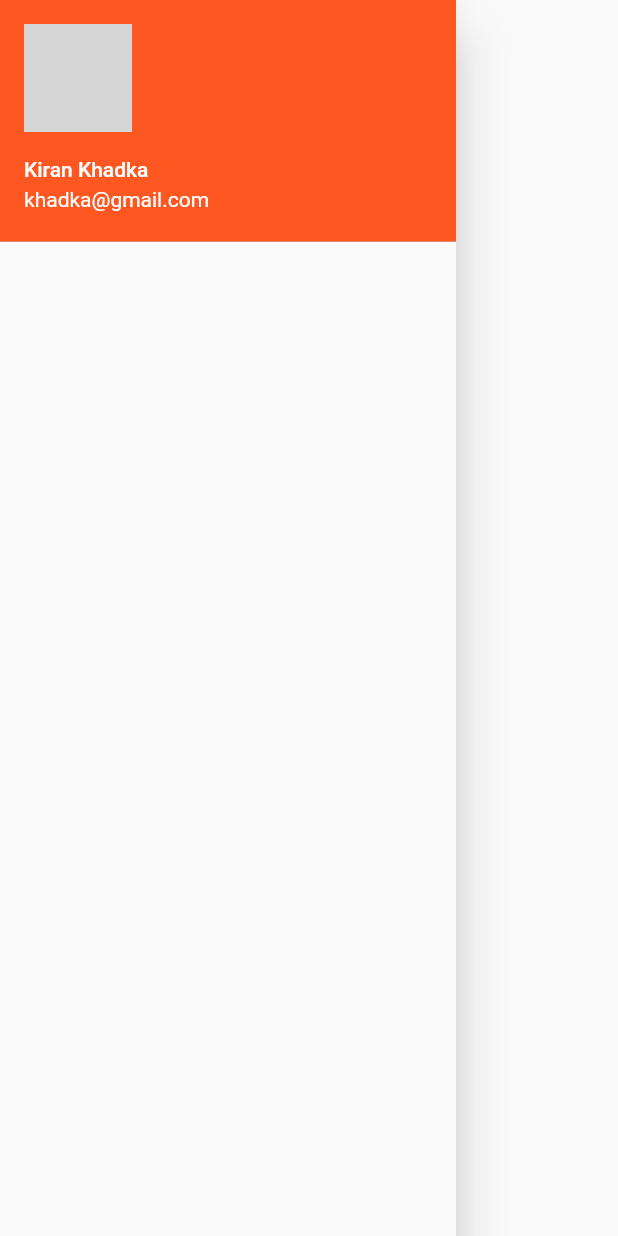
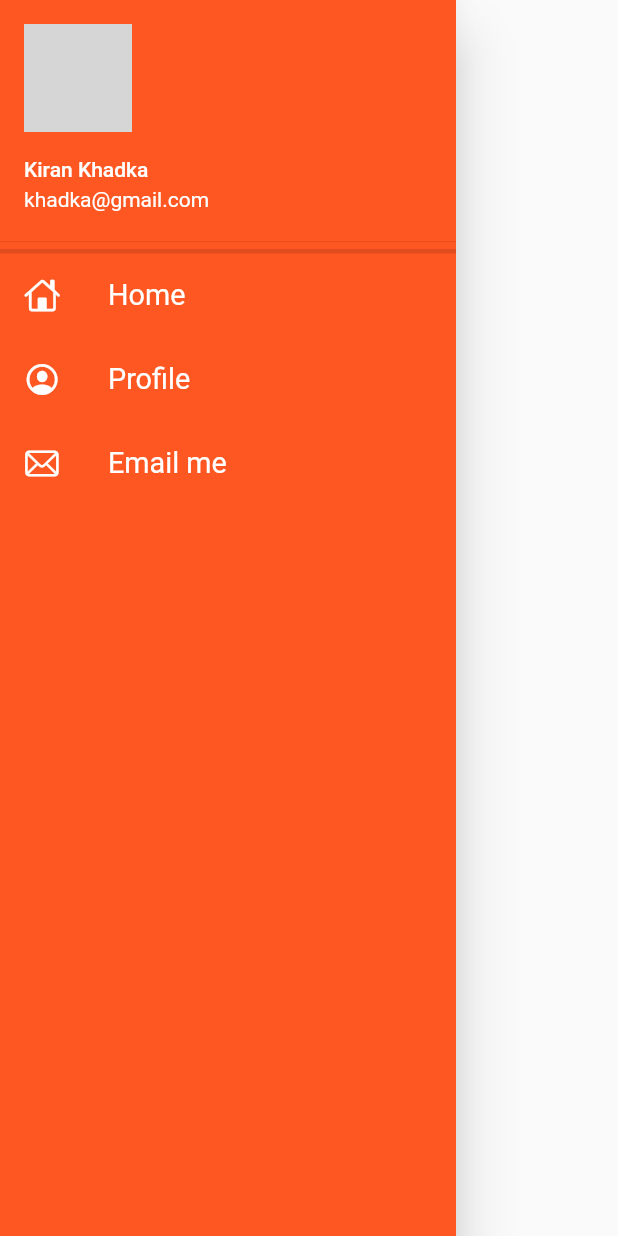
Before and after one commit to Kiran-Khadka/Catalog-App-using-Flutter-, a Flutter app: the MyDrawer widget shown alone on an empty page, opened directly, on a phone screen of 412 x 824 dp. Run offline on Flutter 3.47's test engine with Material 2 defaults, Android fonts, the phone set to English and light mode, and no system bars; our stand-ins replace google_fonts; network calls fail; grey boxes are pictures that could not be loaded.

```diff
--- a/lib/main.dart
+++ b/lib/main.dart
@@ -12,7 +12,7 @@ class MyApp extends StatelessWidget {
   // const pi = 3.14; // constant value cannot be modified or changed
   // final      // final can be modified
   // widget is a kind of component
-  // function is outside of class whereas method is the function inside class
+  // function is outside of class whereas method is the fu~nction inside class
 
   @override // completion of the task
   Widget build(BuildContext context) {
@@ -30,7 +30,8 @@ class MyApp extends StatelessWidget {
           fontFamily: GoogleFonts.lato().fontFamily,
           primaryTextTheme: GoogleFonts.latoTextTheme()),
       initialRoute:
-          "/login", // home is opened instead of loginpage due to use of initialRoute
+              MyRoutes.homeRoute,
+          //"/login", // home is opened instead of loginpage due to use of initialRoute
       routes: {
         "/": (context) => LoginPage(), // slash / itself is a home entry
         // this is object new LoginPage() also works
--- a/lib/widgets/drawer.dart
+++ b/lib/widgets/drawer.dart
@@ -1,29 +1,63 @@
+import 'package:flutter/cupertino.dart';
 import 'package:flutter/material.dart';
 
 class MyDrawer extends StatelessWidget {
-  const MyDrawer({ Key? key }) : super(key: key);
+  const MyDrawer({Key? key}) : super(key: key);
 
   @override
   Widget build(BuildContext context) {
-    final imageURL = "https://avatars.githubusercontent.com/u/63924970?s=60&v=4";
+    final imageURL =
+        "https://avatars.githubusercontent.com/u/63924970?s=60&v=4";
     return Drawer(
-      child: ListView(  // ListView gives access to the list and array both
+      child: Container(
+        color: Colors.deepOrange,
+        child: ListView(
+          // ListView gives access to the list and array both
+          padding: EdgeInsets.zero,
           children: [
-        DrawerHeader(
+            DrawerHeader( // this is drawer header
               padding: EdgeInsets.zero,
-
+              decoration: BoxDecoration(color: Colors.deepOrange),
               child: UserAccountsDrawerHeader(
                 margin: EdgeInsets.zero,
+
                 accountName: Text("Kiran Khadka"),
                 accountEmail: Text("khadka@gmail.com"),
-            currentAccountPicture: Image.network(imageURL),
-            //// currentAccountPicture: CircleAvatar (
-              ////backgroundImage: NetworkImage (imageURL)
-            //// ),
+                ////currentAccountPicture: Image.network(imageURL),
+                currentAccountPicture:
+                    CircleAvatar(backgroundImage: NetworkImage(imageURL)
+
+                        ///* Also AssetImage can be used here
                         ),
               ),
+            ),
+            Divider(
+              height:0.0,
+              thickness: 3.0,
+            ),
+            ListTile(
+              leading: Icon(CupertinoIcons.home,
+              color: Colors.white,),
+              title: Text("Home",
+              textScaleFactor: 1.2,
+              style: TextStyle(color: Colors.white),),
+            ),
+            ListTile(
+              leading: Icon(CupertinoIcons.profile_circled,
+              color: Colors.white,),
+              title: Text("Profile",
+              textScaleFactor: 1.2,
+              style: TextStyle(color: Colors.white),),
+            ),
+            ListTile(
+              leading: Icon(CupertinoIcons.mail,
+              color: Colors.white,),
+              title: Text("Email me",
+              textScaleFactor: 1.2,
+              style: TextStyle(color: Colors.white),),
+            ),
           ],
-
+        ),
       ),
     );
   }
```
Also changed, not shown: lib/pages/home_page.dart (+8 -2 lines), lib/pages/login_page.dart (+57 -35 lines), flutter_01.png (added). Lines whose indentation alone changed are shown as unchanged.
